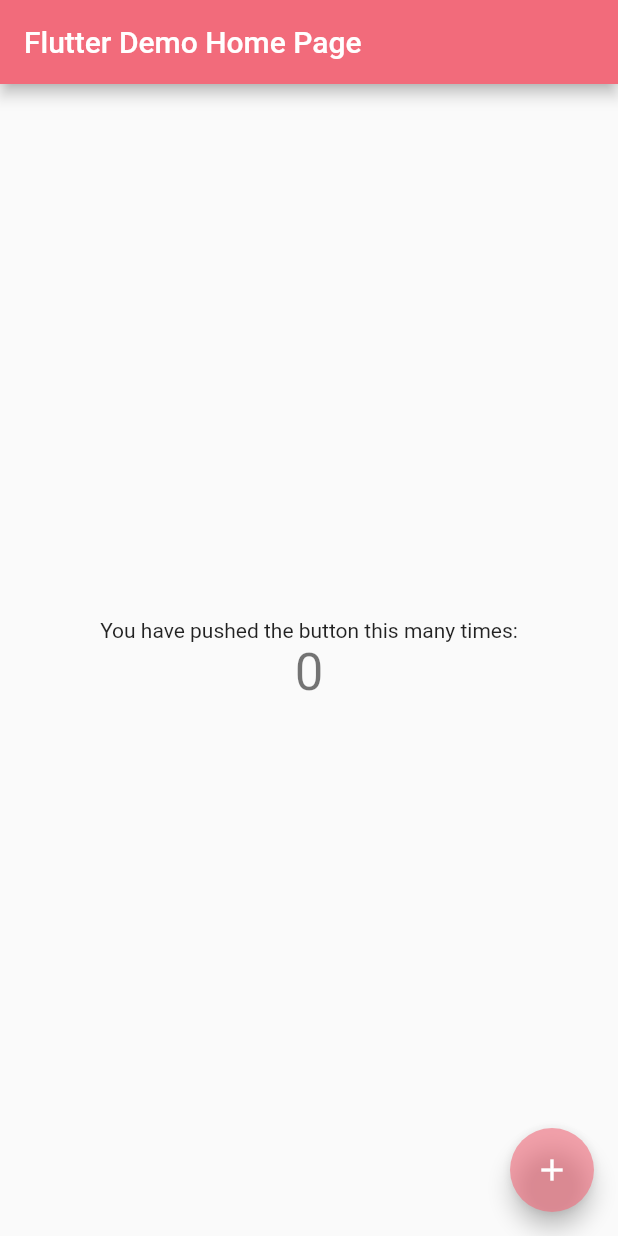
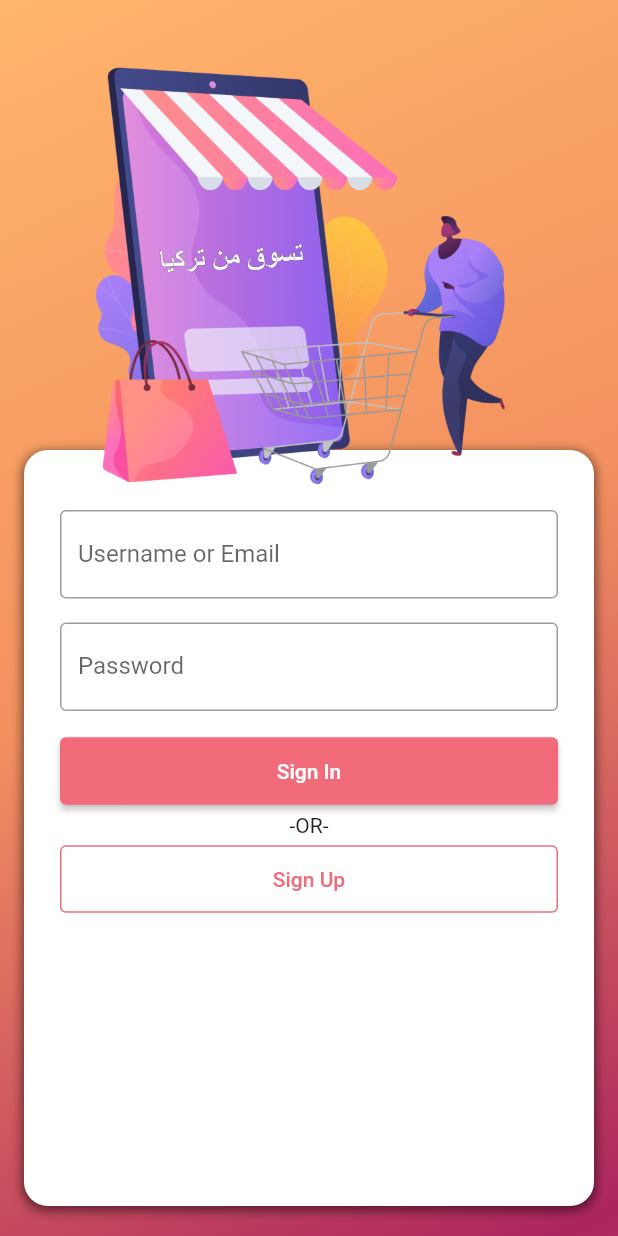
Before and after one commit to MustafaSmesem/e-commerce, a Flutter app: the screen it shows after launch, on a phone screen of 412 x 824 dp. Run offline on Flutter 3.47's test engine with Material 2 defaults, Android fonts, the phone set to English and light mode, and no system bars.

Commit message:
add login screen

```diff
--- a/lib/main.dart
+++ b/lib/main.dart
@@ -1,5 +1,6 @@
 import 'package:flutter/material.dart';
 import 'package:ecommerce/theme.dart';
+import 'package:ecommerce/screens/LoginScreen.dart';
 
 void main() {
   runApp(const MyApp());
@@ -16,92 +17,7 @@
       title: 'Flutter Demo',
       theme: lightThemeData,
       darkTheme: darkThemeData,
-      home: const MyHomePage(title: 'Flutter Demo Home Page'),
+      home: const LoginScreen(),
     );
   }
 }
-
-class MyHomePage extends StatefulWidget {
-  const MyHomePage({Key? key, required this.title}) : super(key: key);
-
-  // This widget is the home page of your application. It is stateful, meaning
-  // that it has a State object (defined below) that contains fields that affect
-  // how it looks.
-
-  // This class is the configuration for the state. It holds the values (in this
-  // case the title) provided by the parent (in this case the App widget) and
-  // used by the build method of the State. Fields in a Widget subclass are
-  // always marked "final".
-
-  final String title;
-
-  @override
-  State<MyHomePage> createState() => _MyHomePageState();
-}
-
-class _MyHomePageState extends State<MyHomePage> {
-  int _counter = 0;
-
-  void _incrementCounter() {
-    setState(() {
-      // This call to setState tells the Flutter framework that something has
-      // changed in this State, which causes it to rerun the build method below
-      // so that the display can reflect the updated values. If we changed
-      // _counter without calling setState(), then the build method would not be
-      // called again, and so nothing would appear to happen.
-      _counter++;
-    });
-  }
-
-  @override
-  Widget build(BuildContext context) {
-    // This method is rerun every time setState is called, for instance as done
-    // by the _incrementCounter method above.
-    //
-    // The Flutter framework has been optimized to make rerunning build methods
-    // fast, so that you can just rebuild anything that needs updating rather
-    // than having to individually change instances of widgets.
-    return Scaffold(
-      appBar: AppBar(
-        // Here we take the value from the MyHomePage object that was created by
-        // the App.build method, and use it to set our appbar title.
-        title: Text(widget.title),
-      ),
-      body: Center(
-        // Center is a layout widget. It takes a single child and positions it
-        // in the middle of the parent.
-        child: Column(
-          // Column is also a layout widget. It takes a list of children and
-          // arranges them vertically. By default, it sizes itself to fit its
-          // children horizontally, and tries to be as tall as its parent.
-          //
-          // Invoke "debug painting" (press "p" in the console, choose the
-          // "Toggle Debug Paint" action from the Flutter Inspector in Android
-          // Studio, or the "Toggle Debug Paint" command in Visual Studio Code)
-          // to see the wireframe for each widget.
-          //
-          // Column has various properties to control how it sizes itself and
-          // how it positions its children. Here we use mainAxisAlignment to
-          // center the children vertically; the main axis here is the vertical
-          // axis because Columns are vertical (the cross axis would be
-          // horizontal).
-          mainAxisAlignment: MainAxisAlignment.center,
-          children: <Widget>[
-            const Text(
-              'You have pushed the button this many times:',
-            ),
-            Text(
-              '$_counter',
-              style: Theme.of(context).textTheme.headline4,
-            ),
-          ],
-        ),
-      ),
-      floatingActionButton: FloatingActionButton(
-        onPressed: _incrementCounter,
-        tooltip: 'Increment',
-        child: const Icon(Icons.add),
-      ), // This trailing comma makes auto-formatting nicer for build methods.
-    );
-  }
-}
--- /dev/null
+++ b/lib/screens/LoginScreen.dart
@@ -0,0 +1,161 @@
+import 'package:flutter/material.dart';
+import 'package:ecommerce/constant.dart';
+
+class LoginScreen extends StatefulWidget {
+  const LoginScreen({Key? key}) : super(key: key);
+
+  @override
+  State<LoginScreen> createState() => _LoginScreenState();
+}
+
+class _LoginScreenState extends State<LoginScreen> {
+  final emailController = TextEditingController();
+  final passwordController = TextEditingController();
+
+  @override
+  void dispose() {
+    // Clean up the controller when the widget is disposed.
+    emailController.dispose();
+    passwordController.dispose();
+    super.dispose();
+  }
+
+  void signIn() {
+    debugPrint(
+        'Sign in with user [${emailController.text}] and password: ${passwordController.text}');
+  }
+
+  void register() {
+    debugPrint(
+        'Sign in with user [${emailController.text}] and password: ${passwordController.text}');
+  }
+
+  @override
+  Widget build(BuildContext context) {
+    final ButtonStyle outlineButtonStyle = OutlinedButton.styleFrom(
+      minimumSize: const Size.fromHeight(45),
+      padding: const EdgeInsets.symmetric(horizontal: 16),
+      shape: const RoundedRectangleBorder(
+        borderRadius: BorderRadius.all(Radius.circular(defaultBorderRadius)),
+      ),
+    ).copyWith(
+      side: MaterialStateProperty.resolveWith<BorderSide>(
+        (Set<MaterialState> states) {
+          return BorderSide(
+            color: Theme.of(context).colorScheme.primary,
+            width: 1,
+          ); // Defer to the widget's default.
+        },
+      ),
+    );
+
+    final ButtonStyle raisedButtonStyle = ElevatedButton.styleFrom(
+      onPrimary: Colors.white,
+      minimumSize: const Size.fromHeight(45),
+      padding: const EdgeInsets.symmetric(horizontal: 16),
+      shape: const RoundedRectangleBorder(
+        borderRadius: BorderRadius.all(Radius.circular(defaultBorderRadius)),
+      ),
+    );
+
+    return Scaffold(
+      body: Stack(
+        children: [
+          Container(
+            decoration: const BoxDecoration(
+              gradient: LinearGradient(
+                begin: Alignment.topLeft,
+                end: Alignment(0.8, 1),
+                colors: <Color>[lightOrangeColor, darkOrangeColor, pinkColor],
+                // Gradient from https://learnui.design/tools/gradient-generator.html
+                tileMode: TileMode.mirror,
+              ),
+            ),
+          ),
+          Center(
+            child: Padding(
+              padding: const EdgeInsets.fromLTRB(
+                  defaultPadding, 300.0, defaultPadding, 20.0),
+              child: Container(
+                decoration: BoxDecoration(
+                  borderRadius: BorderRadius.circular(defaultBorderRadius * 4),
+                  boxShadow: [
+                    BoxShadow(
+                      color: Colors.black.withOpacity(0.5),
+                      spreadRadius: 1,
+                      blurRadius: 5,
+                      offset: const Offset(0, 2),
+                    ),
+                  ],
+                  color: Colors.white,
+                ),
+                child: Padding(
+                  padding: const EdgeInsets.fromLTRB(
+                      defaultPadding * 1.5,
+                      defaultPadding * 2.5,
+                      defaultPadding * 1.5,
+                      defaultPadding),
+                  child: Column(
+                    children: [
+                      TextField(
+                        controller: emailController,
+                        obscureText: false,
+                        decoration: const InputDecoration(
+                          border: OutlineInputBorder(),
+                          labelText: 'Username or Email',
+                        ),
+                      ),
+                      const SizedBox(
+                        height: defaultSpacerHeight,
+                      ),
+                      TextField(
+                        controller: passwordController,
+                        obscureText: true,
+                        decoration: const InputDecoration(
+                          border: OutlineInputBorder(),
+                          labelText: 'Password',
+                        ),
+                      ),
+                      const SizedBox(
+                        height: defaultSpacerHeight,
+                      ),
+                      ElevatedButton(
+                        style: raisedButtonStyle,
+                        onPressed: signIn,
+                        child: const Text('Sign In'),
+                      ),
+                      const SizedBox(
+                        height: defaultSpacerHeight / 4,
+                      ),
+                      const Text('-OR-'),
+                      const SizedBox(
+                        height: defaultSpacerHeight / 4,
+                      ),
+                      OutlinedButton(
+                        style: outlineButtonStyle,
+                        onPressed: () {},
+                        child: const Text('Sign Up'),
+                      ),
+                    ],
+                  ),
+                ),
+              ),
+            ),
+          ),
+          Container(
+            decoration: const BoxDecoration(
+              color: Colors.transparent,
+              image: DecorationImage(
+                fit: BoxFit.fitHeight,
+                image: AssetImage(
+                  'assets/images/login_ar.png',
+                ),
+              ),
+            ),
+            height: 330.0,
+          ),
+        ],
+      ),
+    );
+  }
+}
```
